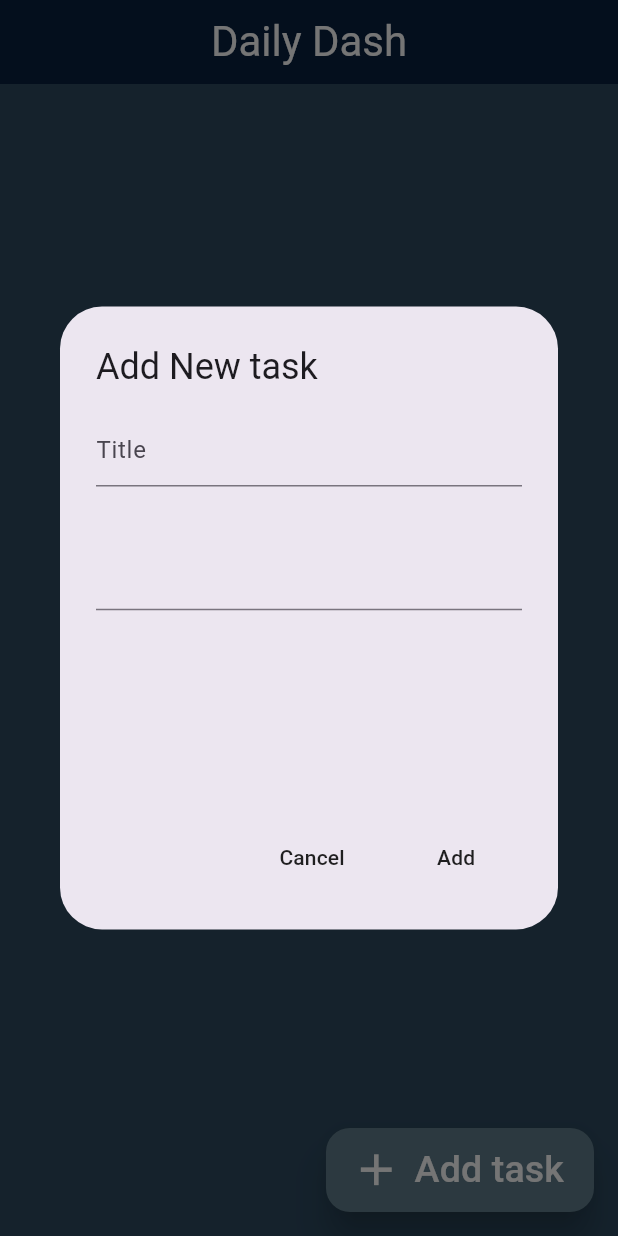
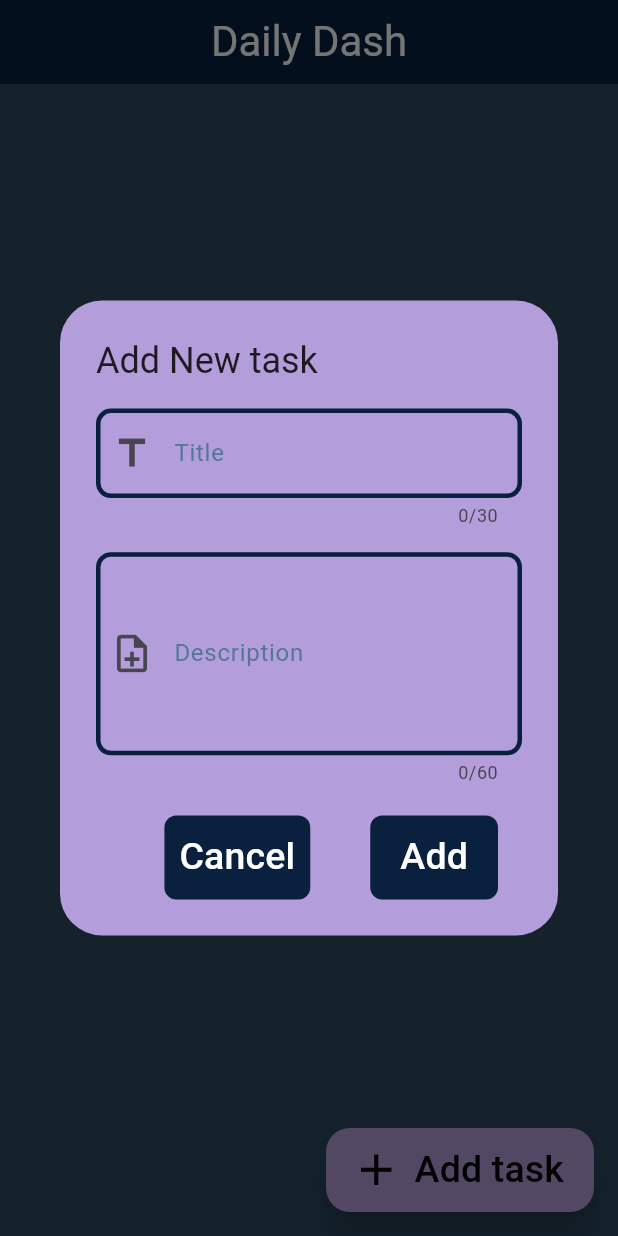
Before and after one commit to CSI-Trainee-2024/Task4_Naman_2312090, a Flutter app: the screen it shows after launch, after a tap on "Add task", on a phone screen of 412 x 824 dp. Run offline on Flutter 3.47's test engine with Material 3 defaults, Android fonts, the phone set to English and light mode, and no system bars.

```diff
--- a/lib/screens/homeScreen.dart
+++ b/lib/screens/homeScreen.dart
@@ -1,4 +1,5 @@
 import 'package:flutter/material.dart';
+import 'package:todo_app/theme/textField.dart';
 
 class homeScreen extends StatefulWidget {
   @override
@@ -6,31 +7,51 @@ class homeScreen extends StatefulWidget {
 }
 
 class HomeScreenState extends State<homeScreen> {
+  var titleController = TextEditingController();
+  var descriptionController = TextEditingController();
+
   void addTask() {
     showDialog(
         context: context,
         builder: (context) {
           return AlertDialog(
+            backgroundColor: Colors.deepPurple.shade200,
             title: Text("Add New task"),
-            content: Container(
+            content: SizedBox(
               height: MediaQuery.of(context).size.height * 0.3,
               width: MediaQuery.of(context).size.width,
               child: Column(
                 children: [
                   Expanded(
-                    flex: 1,
-                    child: Container(child: TextField(
-                      decoration: InputDecoration(
-                        //alignLabelWithHint: true
-                        hintText: 'Title'
-                      ),
-                    )),
+                      flex: 1,
+                      child: customField(
+                        editingController: titleController,
+                        hintText: 'Title',
+                        addIcon: Icon(
+                          Icons.title_outlined,
+                          size: 30,
+                        ),
+                        //font_hint: 25.0,
+                        labelText: 'Title',
+                        textLength: 30,
+                      )),
+                  SizedBox(
+                    height: 20,
                   ),
                   Expanded(
                       flex: 2,
-                      child: Container(
-                          child: TextField(
-                      )))
+                      child: customField(
+                        editingController: descriptionController,
+                        hintText: 'Description',
+                        addIcon: Icon(
+                          Icons.note_add_outlined,
+                          size: 30,
+                        ),
+                        // font_hint: 25.0,
+                        labelText: 'Description',
+                        maxLines: 5,
+                        textLength: 60,
+                      ))
                 ],
               ),
             ),
@@ -39,11 +60,30 @@ class HomeScreenState extends State<homeScreen> {
                 onPressed: () {
                   Navigator.pop(context);
                 },
-                child: Text("Cancel"),
+                child: Container(
+                    padding: EdgeInsets.all(10),
+                    decoration: BoxDecoration(
+                      borderRadius: BorderRadius.circular(8.0),
+                      color: Color(0xff09203f),
+                    ),
+                    child: Text("Cancel",
+                        style: TextStyle(fontSize: 25, color: Colors.white))),
               ),
               MaterialButton(
-                onPressed: () {},
-                child: Text("Add"),
+                onPressed: () {
+                  String title = titleController.text;
+                  String desp = descriptionController.text;
+                  print("Title is:${title}\nDescription is:${desp}");
+                },
+                child: Container(
+                    padding: EdgeInsets.only(
+                        bottom: 10, top: 10, left: 20, right: 20),
+                    decoration: BoxDecoration(
+                      borderRadius: BorderRadius.circular(8.0),
+                      color: Color(0xff09203f),
+                    ),
+                    child: Text("Add",
+                        style: TextStyle(fontSize: 25, color: Colors.white))),
               ),
             ],
           );
@@ -64,8 +104,8 @@ class HomeScreenState extends State<homeScreen> {
       ),
       floatingActionButton: FloatingActionButton.extended(
         elevation: 10,
-        backgroundColor: Colors.blueGrey,
-        foregroundColor: Colors.white,
+        backgroundColor: Colors.deepPurple.shade200,
+        foregroundColor: Colors.black,
         onPressed: addTask,
         label: Text(
           "Add task",
--- /dev/null
+++ b/lib/theme/textField.dart
@@ -0,0 +1,46 @@
+import 'package:flutter/cupertino.dart';
+import 'package:flutter/material.dart';
+
+class customField extends StatelessWidget {
+  final int? maxLines;
+  final String hintText;
+  //final double? font_hint;
+  final int? textLength;
+  final String? labelText;
+  final Icon? addIcon;
+  final TextEditingController editingController;
+
+  customField(
+      {this.maxLines,
+      required this.hintText,
+      // this.font_hint,
+      this.textLength,
+      this.labelText,
+      this.addIcon,
+      required this.editingController});
+
+  @override
+  Widget build(BuildContext context) {
+    return TextField(
+      controller: editingController,
+      //keyboardType: TextInputType.multiline,
+      maxLength: textLength,
+      maxLines: maxLines,
+      decoration: InputDecoration(
+        //filled: true,
+        prefixIcon: addIcon,
+        labelText: labelText,
+        labelStyle: TextStyle(color: Color(0xff537895)),
+        hintText: hintText,
+        hintStyle: TextStyle(fontSize: 25),
+        enabled: true,
+        enabledBorder: OutlineInputBorder(
+            borderRadius: BorderRadius.circular(10),
+            borderSide: BorderSide(color: Color(0xff09203f), width: 3)),
+        focusedBorder: OutlineInputBorder(
+            borderRadius: BorderRadius.circular(10),
+            borderSide: BorderSide(color: Color(0xff537895), width: 3)),
+      ),
+    );
+  }
+}
```
